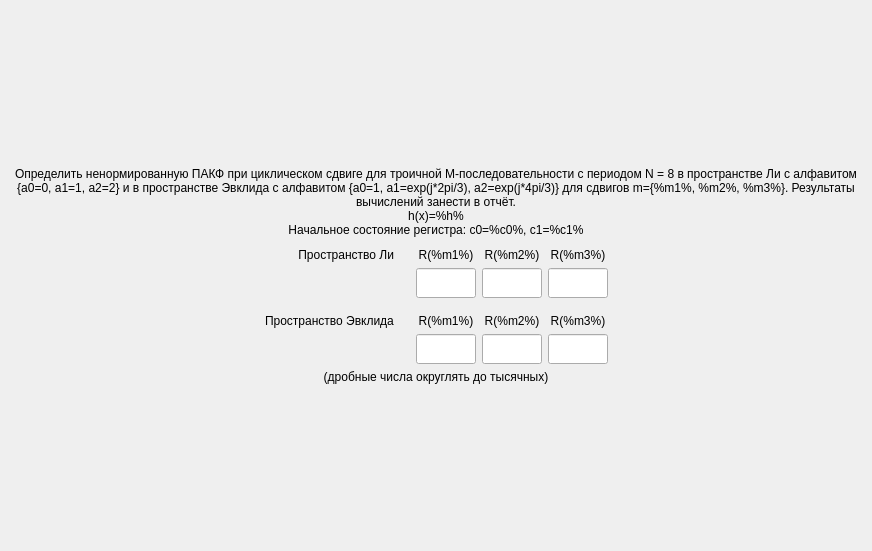
bukhmastov/kpsp, file task/screentask5.ui: the form before one commit.
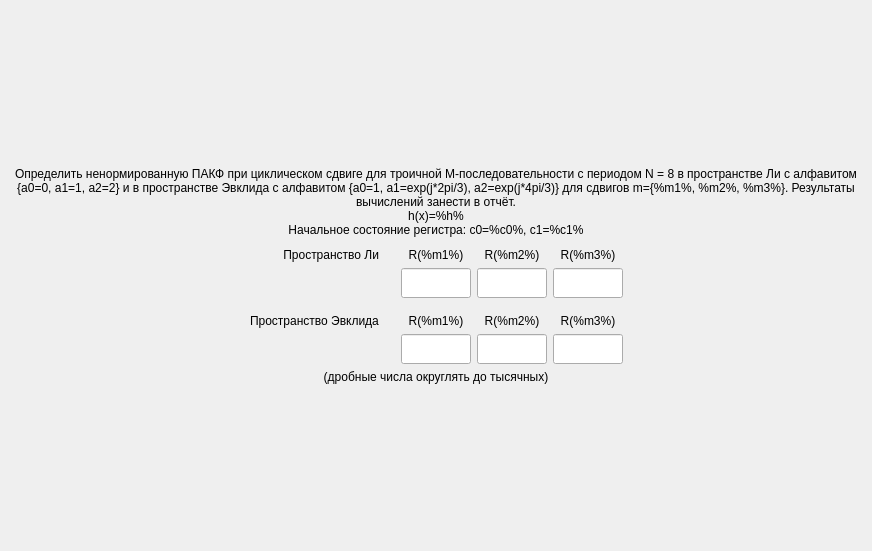
The form after the commit.

What changed in the file:
```diff
--- a/task/screentask5.ui
+++ b/task/screentask5.ui
@@ -249,13 +249,13 @@
          </property>
          <property name="minimumSize">
           <size>
-           <width>60</width>
+           <width>70</width>
            <height>30</height>
           </size>
          </property>
          <property name="maximumSize">
           <size>
-           <width>30</width>
+           <width>70</width>
            <height>30</height>
           </size>
          </property>
@@ -306,13 +306,13 @@
          </property>
          <property name="minimumSize">
           <size>
-           <width>60</width>
+           <width>70</width>
            <height>30</height>
           </size>
          </property>
          <property name="maximumSize">
           <size>
-           <width>30</width>
+           <width>70</width>
            <height>30</height>
           </size>
          </property>
@@ -334,13 +334,13 @@
          </property>
          <property name="minimumSize">
           <size>
-           <width>60</width>
+           <width>70</width>
            <height>30</height>
           </size>
          </property>
          <property name="maximumSize">
           <size>
-           <width>30</width>
+           <width>70</width>
            <height>30</height>
           </size>
          </property>
@@ -545,13 +545,13 @@
          </property>
          <property name="minimumSize">
           <size>
-           <width>60</width>
+           <width>70</width>
            <height>30</height>
           </size>
          </property>
          <property name="maximumSize">
           <size>
-           <width>30</width>
+           <width>70</width>
            <height>30</height>
           </size>
          </property>
@@ -634,13 +634,13 @@
          </property>
          <property name="minimumSize">
           <size>
-           <width>60</width>
+           <width>70</width>
            <height>30</height>
           </size>
          </property>
          <property name="maximumSize">
           <size>
-           <width>30</width>
+           <width>70</width>
            <height>30</height>
           </size>
          </property>
@@ -664,13 +664,13 @@
          </property>
          <property name="minimumSize">
           <size>
-           <width>60</width>
+           <width>70</width>
            <height>30</height>
           </size>
          </property>
          <property name="maximumSize">
           <size>
-           <width>30</width>
+           <width>70</width>
            <height>30</height>
           </size>
          </property>
```
